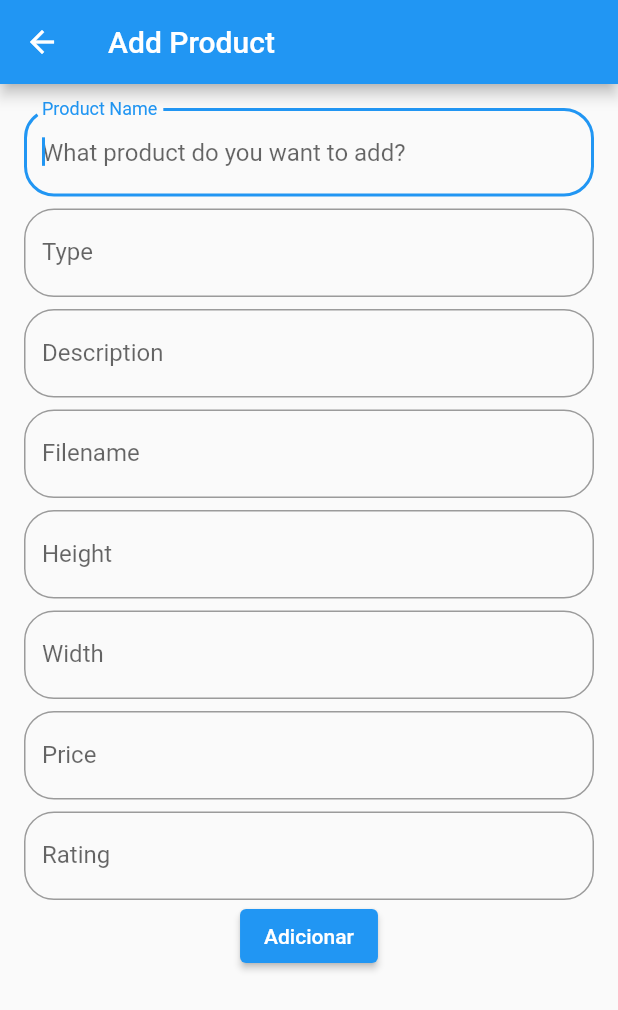
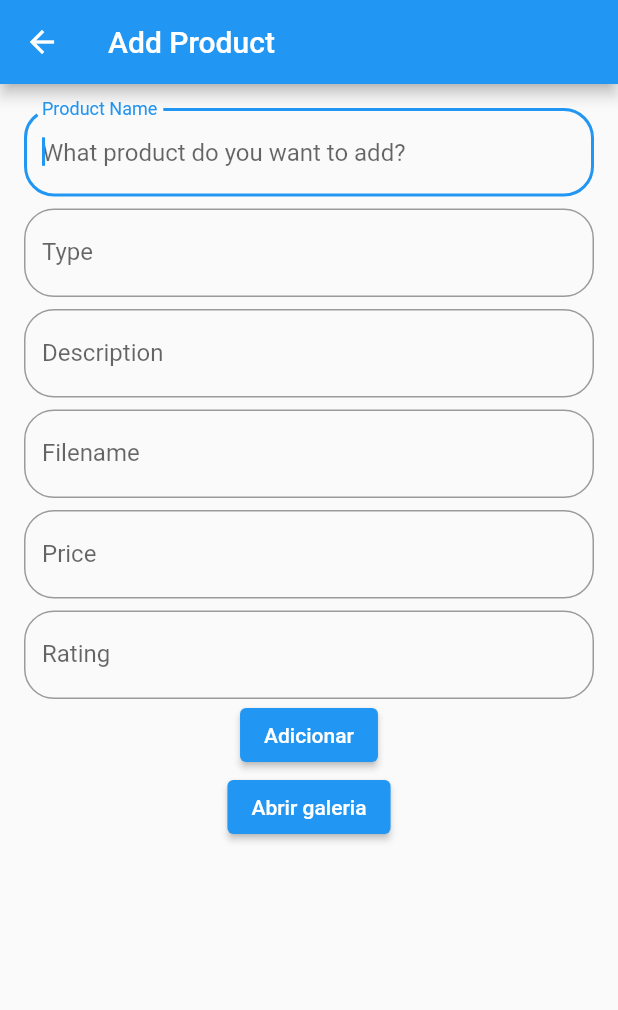
Before and after one commit to Leuow95/products_flutter_clean_dart, a Flutter app: the screen it shows after launch, after a tap on the "add" icon, on a phone screen of 412 x 824 dp. Shown: the top 1010 px of the screen. Run offline on Flutter 3.47's test engine with Material 2 defaults, Android fonts, the phone set to English and light mode, and no system bars; our stand-ins replace cloud_firestore, dartz, firebase_core, firebase_storage, flutter_rating_bar, image_picker; accounts and stored records are empty.

Commit message:
feat: added filepicker

```diff
--- a/lib/features/home/presenter/controllers/home_controller.dart
+++ b/lib/features/home/presenter/controllers/home_controller.dart
@@ -50,9 +50,7 @@ class HomeController extends ValueNotifier<ProductState> {
           title: params.title,
           type: params.type,
           description: params.description,
-          filename: params.filename,
-          height: params.height,
-          width: params.width,
+          imageUrl: params.imageUrl,
           price: params.price,
           rating: params.rating),
     );
--- a/lib/features/home/presenter/pages/home_page.dart
+++ b/lib/features/home/presenter/pages/home_page.dart
@@ -17,6 +17,7 @@ class HomePage extends StatefulWidget {
 
 class _HomePageState extends State<HomePage> {
   late final HomeController controller;
+  late final FirestoreDataSource imageService;
 
   @override
   void initState() {
@@ -30,6 +31,7 @@ class _HomePageState extends State<HomePage> {
         ProductRepositoryImplV2(FirestoreDataSource()),
       ),
     );
+    imageService = FirestoreDataSource();
     controller.fetchProducts();
     super.initState();
   }
@@ -57,8 +59,8 @@ class _HomePageState extends State<HomePage> {
               itemBuilder: (context, index) => ListTile(
                 visualDensity: const VisualDensity(vertical: 2),
                 leading: ClipRRect(
-                  child: Image.asset(
-                    "assets/images/${state.products[index].filename}",
+                  child: Image.network(
+                    "assets/images/${state.products[index].imageUrl}",
                     alignment: Alignment.centerLeft,
                     width: 100,
                     fit: BoxFit.cover,
--- a/lib/features/home/presenter/params/add_products_params.dart
+++ b/lib/features/home/presenter/params/add_products_params.dart
@@ -3,9 +3,7 @@ class AddProductsParams {
   final String title;
   final String type;
   final String description;
-  final String filename;
-  final int height;
-  final int width;
+  final String imageUrl;
   final double price;
   final int rating;
 
@@ -14,9 +12,7 @@ class AddProductsParams {
     required this.title,
     required this.type,
     required this.description,
-    required this.filename,
-    required this.height,
-    required this.width,
+    required this.imageUrl,
     required this.price,
     required this.rating,
   });
--- a/lib/features/home/presenter/widgets/add_products_form.dart
+++ b/lib/features/home/presenter/widgets/add_products_form.dart
@@ -1,4 +1,5 @@
 import 'package:flutter/material.dart';
+import 'package:image_picker/image_picker.dart';
 import 'package:products_challenge/features/home/presenter/controllers/home_controller.dart';
 import 'package:products_challenge/features/home/presenter/params/add_products_params.dart';
 
@@ -18,11 +19,9 @@ class _AddProductsFormState extends State<AddProductsForm> {
   final nameController = TextEditingController();
   final typeController = TextEditingController();
   final descriptionController = TextEditingController();
-  final filenameController = TextEditingController();
-  final heightController = TextEditingController();
-  final widthController = TextEditingController();
   final priceController = TextEditingController();
   final ratingController = TextEditingController();
+  final imageUrlController = TextEditingController();
 
   @override
   Widget build(BuildContext context) {
@@ -66,30 +65,10 @@ class _AddProductsFormState extends State<AddProductsForm> {
               const SizedBox(height: 8),
               TextFormField(
                 keyboardType: TextInputType.text,
-                controller: filenameController,
+                controller: imageUrlController,
                 decoration: InputDecoration(
                     hintText: 'Product Image name?',
                     labelText: 'Filename',
-                    border: OutlineInputBorder(
-                        borderRadius: BorderRadius.circular(20))),
-              ),
-              const SizedBox(height: 8),
-              TextFormField(
-                keyboardType: TextInputType.number,
-                controller: heightController,
-                decoration: InputDecoration(
-                    hintText: 'What\'s the height of the product?',
-                    labelText: 'Height',
-                    border: OutlineInputBorder(
-                        borderRadius: BorderRadius.circular(20))),
-              ),
-              const SizedBox(height: 8),
-              TextFormField(
-                keyboardType: TextInputType.number,
-                controller: widthController,
-                decoration: InputDecoration(
-                    hintText: 'What\'s the width of the product?',
-                    labelText: 'Width',
                     border: OutlineInputBorder(
                         borderRadius: BorderRadius.circular(20))),
               ),
@@ -120,19 +99,27 @@ class _AddProductsFormState extends State<AddProductsForm> {
                         title: nameController.text,
                         type: typeController.text,
                         description: descriptionController.text,
-                        filename: filenameController.text,
-                        height: int.tryParse(heightController.text) ?? 400,
-                        width: int.tryParse(widthController.text) ?? 400,
+                        imageUrl: imageUrlController.text,
                         price: double.tryParse(priceController.text) ?? 400,
                         rating: int.tryParse(ratingController.text) ?? 4),
                   );
                 },
                 child: const Text("Adicionar"),
-              )
+              ),
+              ElevatedButton(
+                onPressed: _getImage,
+                child: const Text("Abrir galeria"),
+              ),
             ],
           ),
         ),
       ),
     );
   }
+
+  Future<XFile?> _getImage() async {
+    final picker = ImagePicker();
+    XFile? image = await picker.pickImage(source: ImageSource.camera);
+    return image;
+  }
 }
--- a/pubspec.yaml
+++ b/pubspec.yaml
@@ -41,6 +41,8 @@ dependencies:
   flutter_modular: ^5.0.3
   cloud_firestore: ^4.1.0
   flutter_rating_bar: ^4.0.1
+  firebase_storage: ^11.0.6
+  image_picker: ^0.8.6
 
 dev_dependencies:
   flutter_test:
```
Also changed, not shown: lib/features/home/external/datasource/firebase_datasource_v2.dart (+4 -4 lines), lib/features/home/presenter/widgets/image_gallery.dart (added, +14 -0 lines), pubspec.lock, 3 other files.
